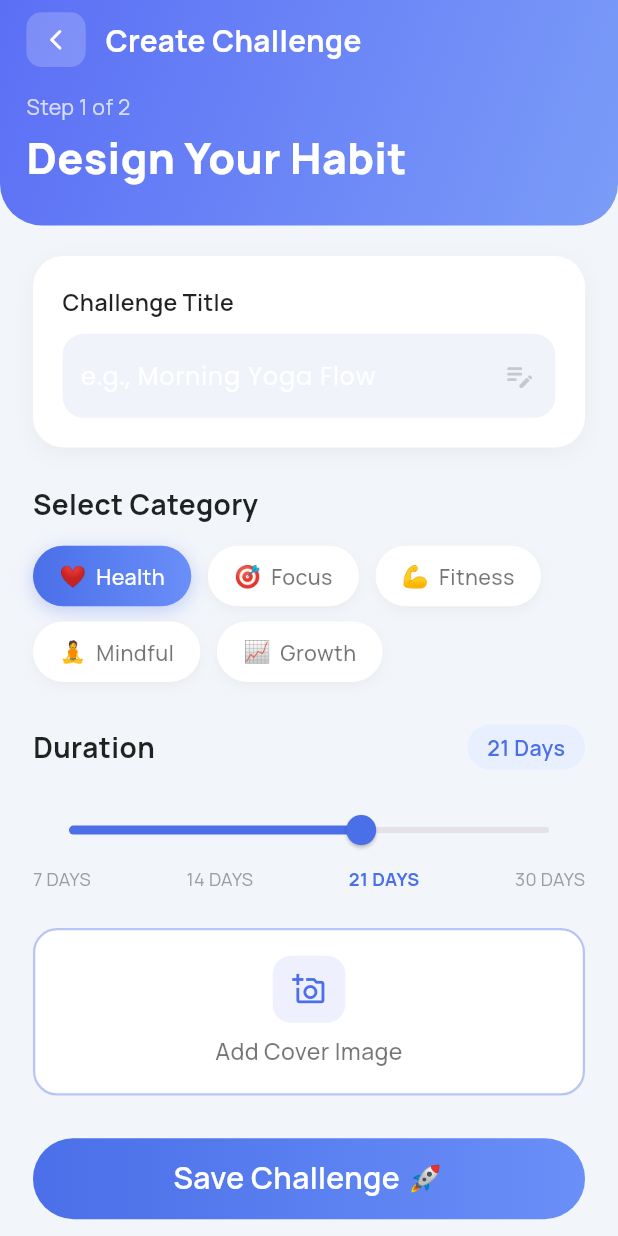
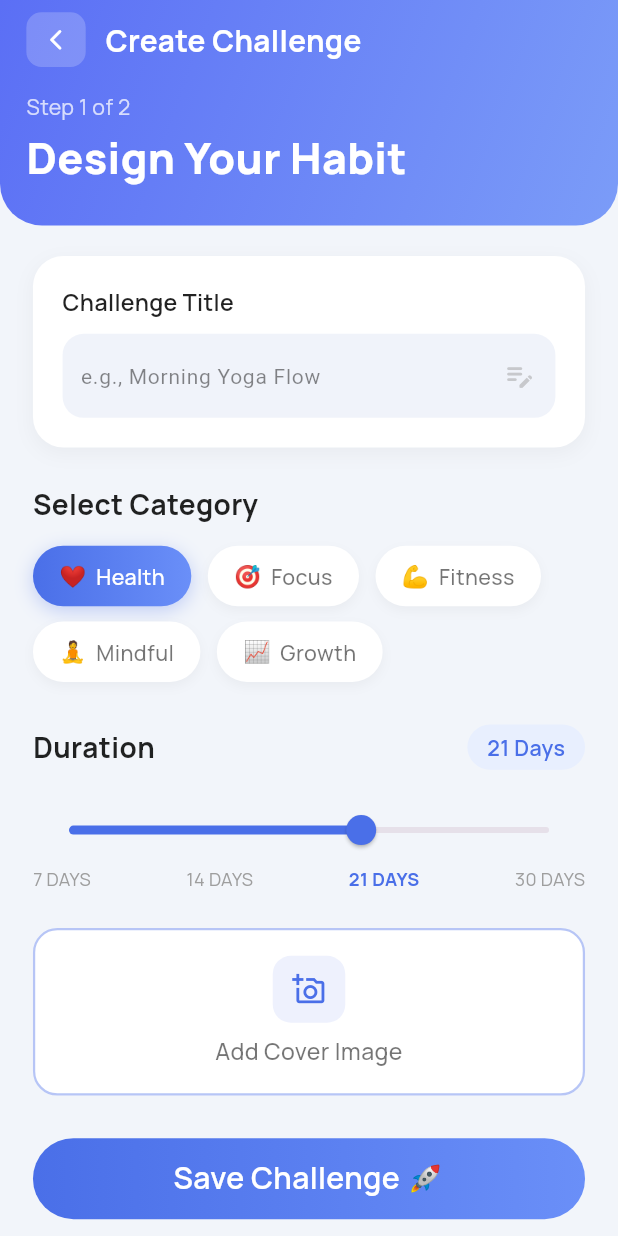
Before and after one commit to codeMAHDI/Micro-Habit-App, a Flutter app: the CreateChallengeView screen opened by its route, on a phone screen of 412 x 824 dp. Run offline on Flutter 3.47's test engine with Material 3 defaults, Android fonts, the phone set to English and light mode, and no system bars; our stand-ins replace cached_network_image, flutter_screenutil, flutter_spinkit, flutter_svg, fluttertoast, get and 4 more; accounts and stored records are empty.

Commit message:
Code refactor

```diff
--- a/lib/view/screen/create_challenge/view/create_challenge_view.dart
+++ b/lib/view/screen/create_challenge/view/create_challenge_view.dart
@@ -46,6 +46,7 @@ class CreateChallengeView extends StatelessWidget {
                           textEditingController: titleEditController,
                           hintText: 'e.g., Morning Yoga Flow',
                           keyboardType: TextInputType.text,
+                          hintStyle: TextStyle(color: AppColors.black.withOpacity(0.5), fontSize: 14),
                           fillColor: const Color(0xFFF0F3FA),
                           fieldBorderRadius: 14,
                           fieldBorderColor: Colors.transparent,
```
